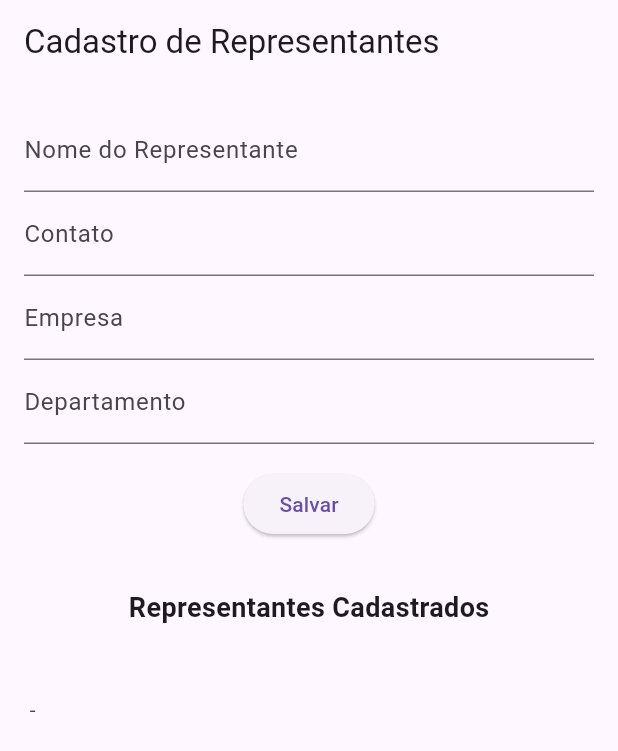
After one commit to Werverton/controladordecompras, a Flutter app: the MyHomePage screen opened directly, after a tap on "Salvar", on a phone screen of 412 x 824 dp. The commit adds this screen. Shown: the top 751 px of the screen. Run offline on Flutter 3.47's test engine with Material 3 defaults, Android fonts, the phone set to English and light mode, and no system bars; our stand-ins replace google_nav_bar, line_icons, sqflite; accounts and stored records are empty.

Commit message:
add cadastro.dart

```diff
--- /dev/null
+++ b/lib/cadastro.dart
@@ -0,0 +1,173 @@
+import 'package:flutter/material.dart';
+import 'package:sqflite/sqflite.dart';
+import 'package:path/path.dart';
+
+void main() => runApp(MyApp());
+
+class MyApp extends StatelessWidget {
+  @override
+  Widget build(BuildContext context) {
+    return MaterialApp(
+      title: 'Cadastro de Representantes',
+      theme: ThemeData(
+        primarySwatch: Colors.blue,
+      ),
+      home: MyHomePage(),
+    );
+  }
+}
+
+class Representative {
+  final int id;
+  final String name;
+  final String contact;
+  final String company;
+  final String department;
+
+  Representative({
+    required this.id,
+    required this.name,
+    required this.contact,
+    required this.company,
+    required this.department,
+  });
+}
+
+class MyHomePage extends StatefulWidget {
+  @override
+  _MyHomePageState createState() => _MyHomePageState();
+}
+
+class _MyHomePageState extends State<MyHomePage> {
+  final TextEditingController _nameController = TextEditingController();
+  final TextEditingController _contactController = TextEditingController();
+  final TextEditingController _companyController = TextEditingController();
+  final TextEditingController _departmentController = TextEditingController();
+
+  late Database _database;
+  List<Representative> _representatives = [];
+
+  @override
+  void initState() {
+    super.initState();
+    _initializeDatabase();
+    _loadRepresentatives();
+  }
+
+  _initializeDatabase() async {
+    WidgetsFlutterBinding.ensureInitialized();
+    _database = await openDatabase(
+      join(await getDatabasesPath(), 'representatives_database.db'),
+      onCreate: (db, version) {
+        return db.execute(
+          "CREATE TABLE representatives(id INTEGER PRIMARY KEY, name TEXT, contact TEXT, company TEXT, department TEXT)",
+        );
+      },
+      version: 1,
+    );
+  }
+
+  _loadRepresentatives() async {
+    final List<Map<String, dynamic>> maps = await _database.query('representatives');
+
+    setState(() {
+      _representatives = List.generate(
+        maps.length,
+        (i) => Representative(
+          id: maps[i]['id'],
+          name: maps[i]['name'],
+          contact: maps[i]['contact'],
+          company: maps[i]['company'],
+          department: maps[i]['department'],
+        ),
+      );
+    });
+  }
+
+  _insertRepresentative() async {
+    await _database.insert(
+      'representatives',
+      {
+        'name': _nameController.text,
+        'contact': _contactController.text,
+        'company': _companyController.text,
+        'department': _departmentController.text,
+      },
+      conflictAlgorithm: ConflictAlgorithm.replace,
+    );
+
+    _clearFields();
+    _loadRepresentatives();
+  }
+
+  _clearFields() {
+    _nameController.clear();
+    _contactController.clear();
+    _companyController.clear();
+    _departmentController.clear();
+  }
+
+  @override
+  Widget build(BuildContext context) {
+    return Scaffold(
+      appBar: AppBar(
+        title: Text('Cadastro de Representantes'),
+      ),
+      body: SingleChildScrollView(
+        child: Column(
+          children: [
+            Padding(
+              padding: const EdgeInsets.all(16.0),
+              child: Column(
+                mainAxisAlignment: MainAxisAlignment.center,
+                children: [
+                  TextField(
+                    controller: _nameController,
+                    decoration: InputDecoration(labelText: 'Nome do Representante'),
+                  ),
+                  TextField(
+                    controller: _contactController,
+                    decoration: InputDecoration(labelText: 'Contato'),
+                  ),
+                  TextField(
+                    controller: _companyController,
+                    decoration: InputDecoration(labelText: 'Empresa'),
+                  ),
+                  TextField(
+                    controller: _departmentController,
+                    decoration: InputDecoration(labelText: 'Departamento'),
+                  ),
+                  SizedBox(height: 16),
+                  ElevatedButton(
+                    onPressed: _insertRepresentative,
+                    child: Text('Salvar'),
+                  ),
+                ],
+              ),
+            ),
+            SizedBox(height: 16),
+            Text(
+              'Representantes Cadastrados',
+              style: TextStyle(fontSize: 18, fontWeight: FontWeight.bold),
+            ),
+            SizedBox(height: 8),
+            _representatives.isEmpty
+                ? Text('Nenhum representante cadastrado.')
+                : ListView.builder(
+                    shrinkWrap: true,
+                    itemCount: _representatives.length,
+                    itemBuilder: (context, index) {
+                      final representative = _representatives[index];
+                      return ListTile(
+                        title: Text(representative.name),
+                        subtitle: Text('${representative.company} - ${representative.department}'),
+                        // Add more details as needed
+                      );
+                    },
+                  ),
+          ],
+        ),
+      ),
+    );
+  }
+}
--- a/lib/main.dart
+++ b/lib/main.dart
@@ -21,7 +21,7 @@ class _ExampleState extends State<Example> {
   int _selectedIndex = 0;
   static TextStyle optionStyle =
       TextStyle(fontSize: 30, fontWeight: FontWeight.w600);
-  static List<Widget> _widgetOptions = <Widget>[
+  static final List<Widget> _widgetOptions = <Widget>[
 
     Container(
       color: Colors.red,
--- a/pubspec.yaml
+++ b/pubspec.yaml
@@ -30,6 +30,7 @@ environment:
 dependencies:
   flutter:
     sdk: flutter
+  sqflite: ^2.0.0
 
 
   # The following adds the Cupertino Icons font to your application.
```
Also changed, not shown: pubspec.lock, 2 other files.
